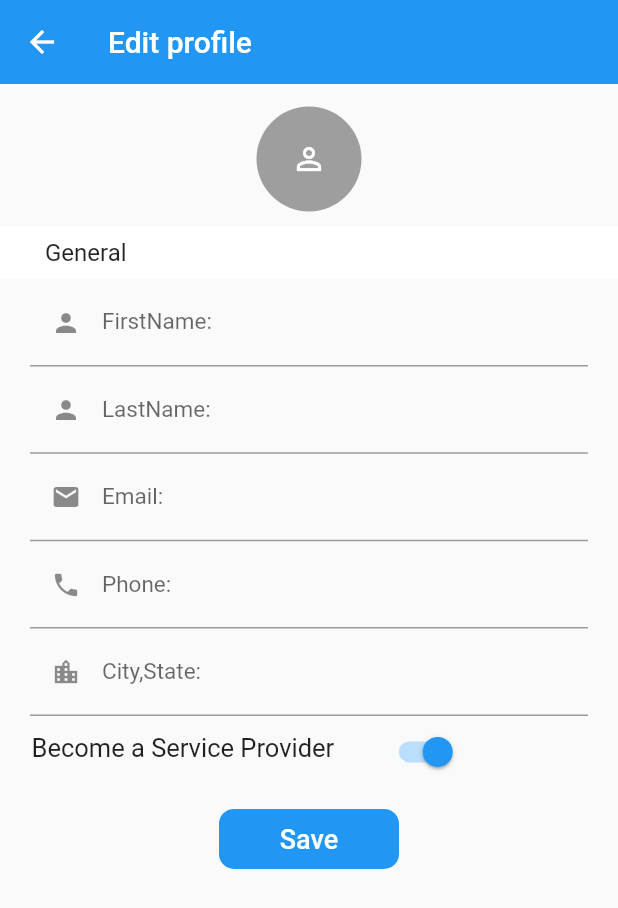
After one commit to Extreme19/mobile_dev, a Flutter app: the EditProfile screen opened directly, on a phone screen of 412 x 824 dp. The commit adds this screen. Shown: the top 908 px of the screen. Run offline on Flutter 3.47's test engine with Material 2 defaults, Android fonts, the phone set to English and light mode, and no system bars; our stand-ins replace firebase_auth; missing offline and left inert: flappy_search_bar, search_widget; accounts and stored records are empty.

Commit message:
Edit profile

```diff
--- /dev/null
+++ b/lib/Pages/editProfile.dart
@@ -0,0 +1,155 @@
+import 'package:flutter/material.dart';
+
+class EditProfile extends StatefulWidget {
+  @override
+  _EditProfileState createState() => _EditProfileState();
+}
+
+class _EditProfileState extends State<EditProfile> {
+  bool isSwitched = true;
+
+  @override
+  Widget build(BuildContext context) {
+    return Scaffold(
+      appBar: AppBar(
+        title: Text('Edit profile'),
+        elevation: 0.0,
+      ),
+      body: SingleChildScrollView(
+        child: Column(
+          children: <Widget>[
+            SizedBox(height: 15.0),
+            Container(
+              width: 300.0,
+              height: 70.0,
+              color: Colors.grey[50],
+              child: CircleAvatar(
+                child: Icon(
+                  Icons.person_outline,
+                  color: Colors.white,
+                ),
+                backgroundColor: Colors.grey,
+              ),
+            ),
+            Container(
+              width: 415.0,
+              margin: EdgeInsets.fromLTRB(0, 10.0, 0, 0),
+              padding: EdgeInsets.symmetric(horizontal: 30.0, vertical: 8.0),
+              color: Colors.white,
+              child: Text(
+                'General',
+                style: TextStyle(fontSize: 16.0),
+              ),
+            ),
+            Padding(
+              padding:
+                  const EdgeInsets.symmetric(horizontal: 20.0, vertical: 0.0),
+              child: Form(
+                child: Column(
+                  children: <Widget>[
+                    TextFormField(
+                      decoration: InputDecoration(
+                        prefixIcon: Icon(
+                          Icons.person,
+                          size: 20.0,
+                        ),
+                        labelText: 'FirstName:',
+                        labelStyle: TextStyle(fontSize: 15.0),
+                        hintText: '',
+                      ),
+                    ),
+                    TextFormField(
+                      decoration: InputDecoration(
+                          prefixIcon: Icon(
+                            Icons.person,
+                            size: 20.0,
+                          ),
+                          labelText: 'LastName:',
+                          labelStyle: TextStyle(fontSize: 15.0),
+                          hintText: ''),
+                    ),
+                    TextFormField(
+                      decoration: InputDecoration(
+                          prefixIcon: Icon(
+                            Icons.email,
+                            size: 20.0,
+                          ),
+                          labelText: 'Email:',
+                          labelStyle: TextStyle(fontSize: 15.0),
+                          hintText: ''),
+                    ),
+                    TextFormField(
+                      keyboardType: TextInputType.phone,
+                      decoration: InputDecoration(
+                          prefixIcon: Icon(
+                            Icons.phone,
+                            size: 20.0,
+                          ),
+                          labelText: 'Phone:',
+                          labelStyle: TextStyle(fontSize: 15.0),
+                          hintText: ''),
+                    ),
+                    TextFormField(
+                      decoration: InputDecoration(
+                          prefixIcon: Icon(
+                            Icons.location_city,
+                            size: 20.0,
+                          ),
+                          labelText: 'City,State:',
+                          labelStyle: TextStyle(fontSize: 15.0),
+                          hintText: ''),
+                    ),
+                  ],
+                ),
+              ),
+            ),
+            Row(
+              children: <Widget>[
+                Container(
+                  margin: EdgeInsets.fromLTRB(21.0, 0, 30.0, 5.0),
+                  padding: EdgeInsets.symmetric(vertical: 5.0),
+                  child: Text(
+                    'Become a Service Provider',
+                    style: TextStyle(fontSize: 17.0),
+                  ),
+                ),
+                Container(
+                  child: Switch(
+                    value: isSwitched,
+                    onChanged: (value) {
+                      setState(() {
+                        isSwitched = value;
+                        print(isSwitched);
+                      });
+                    },
+                    activeTrackColor: Colors.blue[100],
+                    activeColor: Colors.blue,
+                  ),
+                ),
+              ],
+            ),
+            Container(
+              margin: EdgeInsets.symmetric(vertical: 10.0),
+              child: ButtonTheme(
+                minWidth: 120.0,
+                height: 40.0,
+                child: RaisedButton(
+                  onPressed: () => {},
+                  color: Colors.blue,
+                  child: Text(
+                    'Save',
+                    style: TextStyle(color: Colors.white, fontSize: 18.0),
+                  ),
+                  elevation: 0,
+                  shape: RoundedRectangleBorder(
+                    borderRadius: BorderRadius.circular(10.0),
+                  ),
+                ),
+              ),
+            ),
+          ],
+        ),
+      ),
+    );
+  }
+}
--- /dev/null
+++ b/lib/Pages/history.dart
@@ -0,0 +1,7 @@
+import 'package:flutter/material.dart';
+class History extends StatelessWidget {
+  @override
+  Widget build(BuildContext context) {
+    return Container();
+  }
+}
--- a/lib/Pages/home.dart
+++ b/lib/Pages/home.dart
@@ -1,5 +1,6 @@
 //import 'dart:ffi';
 
+import 'package:Orsul_v1/Pages/editProfile.dart';
 import 'package:Orsul_v1/Tabs/homeTab.dart';
 import 'package:Orsul_v1/Tabs/jobsTab.dart';
 import 'package:Orsul_v1/Tabs/messageTab.dart';
@@ -10,17 +11,11 @@ import 'package:firebase_auth/firebase_auth.dart';
 import 'package:flutter/cupertino.dart';
 import 'package:flutter/material.dart';
 
-
-
-
 class Home extends StatefulWidget {
   //had to comment out the constructor.
   final FirebaseUser user;
   //create a constructor so each user is created uniquely
-  const Home({
-    Key key,
-      this.user
-    }) : super(key: key);
+  const Home({Key key, this.user}) : super(key: key);
   @override
   _HomeState createState() => _HomeState();
 }
@@ -29,64 +24,65 @@ class _HomeState extends State<Home> {
   int bottomNavIndex = 0;
 
   //the tabs to be displayed for each bottom nav button
-    final tabs =[
-      HomeTab(),
-      JobsTab(),
-      MessageTab(),
-      WalletTab()
-    ];
+  final tabs = [HomeTab(), JobsTab(), MessageTab(), WalletTab()];
 
   @override
   Widget build(BuildContext context) {
     return Scaffold(
       appBar: AppBar(
         title: Text('Our professionals are at your service'),
-
       ),
       body: tabs[bottomNavIndex],
-
       drawer: Drawer(
-        child: ListView(
-          children:[
+        child: ListView(children: [
           UserAccountsDrawerHeader(
             accountName: Text("Joshua"),
             accountEmail: Text("adeniyioojo09@gmail.com"),
             currentAccountPicture: GestureDetector(
               child: CircleAvatar(
-            child: Icon(Icons.person_outline, color: Colors.white,),
+                child: Icon(
+                  Icons.person_outline,
+                  color: Colors.white,
+                ),
                 backgroundColor: Colors.grey[400],
               ),
-          onTap: (){},
+              onTap: () {},
             ),
           ),
           //members of the drawer
           InkWell(
             child: ListTile(
               title: Text('Edit Profile'),
-            leading: Icon(Icons.edit)
+              leading: Icon(Icons.edit),
+              onTap: () {
+                Navigator.of(context).pop();
+                Navigator.of(context).push(MaterialPageRoute(
+                    builder: (BuildContext context) => EditProfile()));
+              },
             ),
           ),
           InkWell(
             child: ListTile(
               title: Text('History'),
-            leading: Icon(Icons.history)
+              leading: Icon(Icons.history),
+              onTap: () {},
             ),
           ),
           InkWell(
             child: ListTile(
               title: Text('Settings'),
-            leading: Icon(Icons.settings)
+              leading: Icon(Icons.settings),
+              onTap: () {},
             ),
           ),
           InkWell(
             child: ListTile(
               title: Text('Logout'),
-            leading: Icon(Icons.exit_to_app)
+              leading: Icon(Icons.exit_to_app),
+              onTap: () {},
             ),
           ),
-          ]
-        ),
-
+        ]),
       ),
       bottomNavigationBar: BottomNavigationBar(
         type: BottomNavigationBarType.fixed,
@@ -119,19 +115,18 @@ class _HomeState extends State<Home> {
           BottomNavigationBarItem(
             icon: Icon(Icons.storage),
             title: Text("Wallet"),
-            activeIcon: Icon(Icons.account_balance_wallet
-            ),
+            activeIcon: Icon(Icons.account_balance_wallet),
             backgroundColor: Colors.blue,
           ),
         ],
-        onTap: (val){
+        onTap: (val) {
           setState(() {
             bottomNavIndex = val;
           });
         },
         unselectedItemColor: Colors.grey[100],
         selectedItemColor: Colors.yellowAccent[700],
-        ) ,
+      ),
     );
   }
 }
```
Also changed, not shown: lib/Pages/settings.dart (added). Lines whose indentation alone changed are shown as unchanged.
